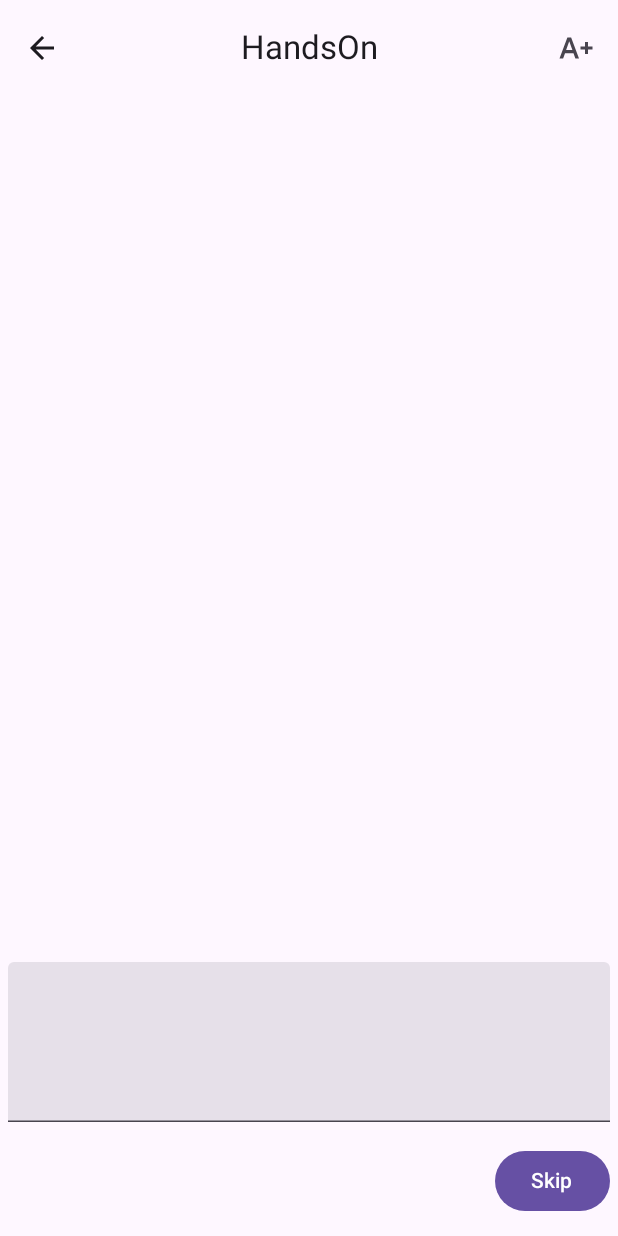
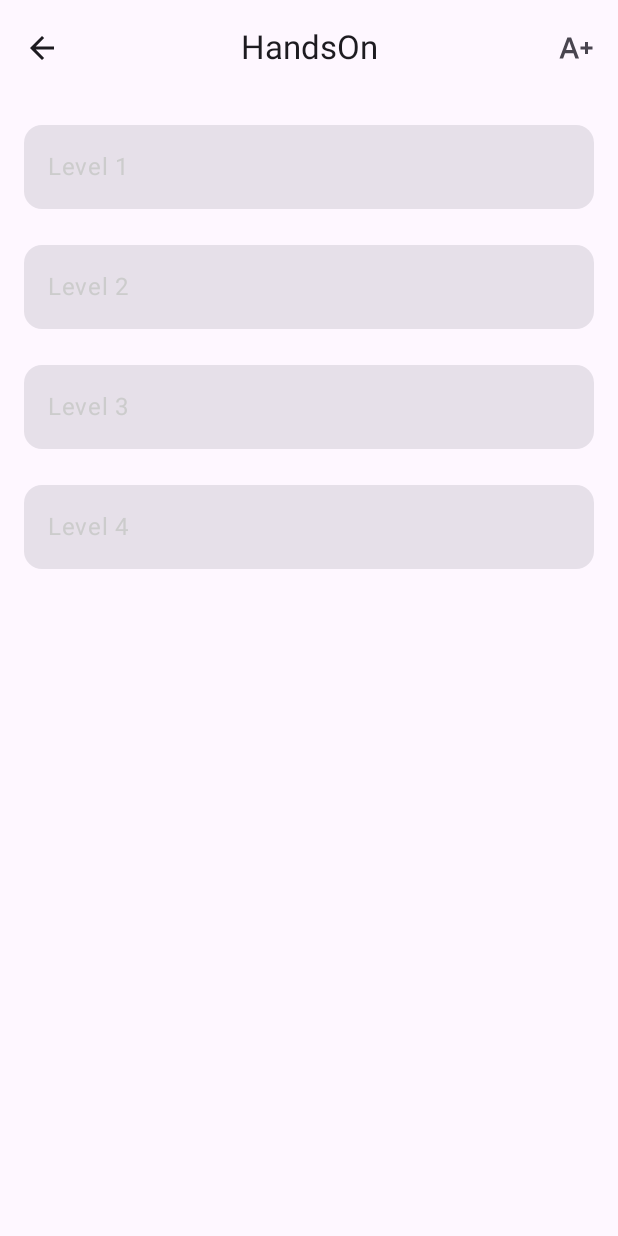
Before and after one commit to H4nds0n/HandsOn-Android, an Android app built with Jetpack Compose: the screen it shows after launch (MainActivity), after a tap on "Localized Description", on a phone screen of 412 x 824 dp. Run offline under Robolectric (Android 15) with nearby library versions, the phone set to English and light mode, and no system bars; our stand-ins replace Room's generated code; libraries missing offline, so code that uses them is left out: androidx.camera.core, androidx.camera.lifecycle, androidx.camera.view, com.google.firebase.ml, com.google.mediapipe.formats and 3 more; 3 statements that could not run were skipped.

Commit message:
quiz: added navigation between level

```diff
--- a/app/src/main/java/com/handson/handson/ui/Navigation.kt
+++ b/app/src/main/java/com/handson/handson/ui/Navigation.kt
@@ -1,10 +1,12 @@
 package com.handson.handson.ui
 
+import android.util.Log
 import androidx.compose.runtime.Composable
 import androidx.navigation.compose.NavHost
 import androidx.navigation.compose.composable
 import androidx.navigation.compose.rememberNavController
 import com.handson.handson.ui.history.History
+import com.handson.handson.ui.quiz.LevelSelection
 import com.handson.handson.ui.quiz.Quiz
 import com.handson.handson.ui.translator.Translator
 
@@ -16,11 +18,19 @@ fun Navigation(){
         composable(route = Screen.Translator.route){
             Translator(navController)
         }
-        composable(route = Screen.Quiz.route){
-            Quiz(navController)
+        composable(route = "${Screen.Quiz.route}/{level}"){ navBackStackEntry ->
+            val level = navBackStackEntry.arguments?.getString("level")
+            Quiz(navController, level = (level?.toInt()?.minus(1))?:0)
         }
         composable(route = Screen.History.route){
             History(navController)
         }
+        composable(route = Screen.Level.route){
+            LevelSelection(navController)
+        }
+        composable(route = "${Screen.Level.route}/{unlocked}"){ navBackStackEntry ->
+            val levelUnlocked = navBackStackEntry.arguments?.getString("unlocked")
+            LevelSelection(navController, levelUnlocked = (levelUnlocked?.toInt())?:0)
+        }
     }
 }
--- a/app/src/main/java/com/handson/handson/ui/Screen.kt
+++ b/app/src/main/java/com/handson/handson/ui/Screen.kt
@@ -5,5 +5,6 @@ sealed class Screen(val route: String) {
     object Translator: Screen("translator")
     object Quiz: Screen("quiz")
     object History: Screen("history")
+    object Level: Screen("level")
 
 }
--- /dev/null
+++ b/app/src/main/java/com/handson/handson/ui/quiz/LevelSelection.kt
@@ -0,0 +1,108 @@
+package com.handson.handson.ui.quiz
+
+import android.annotation.SuppressLint
+import android.content.Context
+import android.util.Log
+import android.widget.Toast
+import androidx.compose.foundation.clickable
+import androidx.compose.foundation.layout.*
+import androidx.compose.material.icons.Icons
+import androidx.compose.material.icons.filled.ArrowBack
+import androidx.compose.material.icons.filled.TextIncrease
+import androidx.compose.material3.Card
+import androidx.compose.material3.CenterAlignedTopAppBar
+import androidx.compose.material3.ExperimentalMaterial3Api
+import androidx.compose.material3.Icon
+import androidx.compose.material3.IconButton
+import androidx.compose.material3.Scaffold
+import androidx.compose.material3.Text
+import androidx.compose.runtime.*
+import androidx.compose.runtime.saveable.rememberSaveable
+import androidx.compose.ui.Alignment
+import androidx.compose.ui.Modifier
+import androidx.compose.ui.graphics.Color
+import androidx.compose.ui.platform.LocalContext
+import androidx.compose.ui.unit.dp
+import androidx.lifecycle.viewmodel.compose.viewModel
+import androidx.navigation.NavController
+import com.handson.handson.ui.Screen
+import kotlinx.coroutines.CoroutineScope
+import kotlinx.coroutines.Dispatchers
+import kotlinx.coroutines.launch
+
+@Composable
+fun ListItemWithDifferentiation(value: Int, onItemClick: (Int) -> Unit) {
+    Card(
+        modifier = Modifier
+            .fillMaxWidth()
+            .padding(8.dp)
+            .clickable { onItemClick(value) }
+    ) {
+        Text(
+            text = "Level $value",
+            modifier = Modifier.padding(16.dp),
+            color = Color.LightGray
+        )
+    }
+}
+
+@SuppressLint("UnusedMaterial3ScaffoldPaddingParameter")
+@OptIn(ExperimentalMaterial3Api::class)
+@Composable
+fun LevelSelection(navController: NavController, levelUnlocked: Int = 0, viewModel: QuizViewModel = viewModel()) {
+    val items = (1..4).toList()
+    viewModel.levelUnlocked = levelUnlocked
+    Log.d("Quiz", "Level-unlocked: $levelUnlocked")
+
+    Scaffold(
+        topBar = {
+            CenterAlignedTopAppBar(
+                title = {
+                    Text("HandsOn")
+                },
+                actions = {
+
+                    IconButton(onClick = { viewModel.switchLevel() }) {
+                        Icon(
+                            imageVector = Icons.Filled.TextIncrease,
+                            contentDescription = null
+                        )
+                    }
+                },
+                navigationIcon = {
+                    IconButton(onClick = { navController.navigate(Screen.Translator.route) }) {
+                        Icon(
+                            imageVector = Icons.Filled.ArrowBack,
+                            contentDescription = "Localized Description"
+                        )
+                    }
+                }
+            )
+        },
+    ){
+    Column(
+            modifier = Modifier
+                .fillMaxWidth()
+                .padding(top = 75.dp, start = 8.dp, end = 8.dp, bottom = 8.dp),
+            horizontalAlignment = Alignment.CenterHorizontally,
+            verticalArrangement = Arrangement.spacedBy(8.dp)
+        ) {
+            items.forEach { item ->
+                ListItemWithDifferentiation(item) { clickedItem ->
+                    if(levelUnlocked < clickedItem-1)
+                        showToast(context = navController.context, message = "Level is not unlocked")
+                    else {
+                        viewModel.selectedLevel = clickedItem
+                        navController.navigate("${Screen.Quiz.route}/$clickedItem")
+                    }
+                }
+            }
+        }
+    }
+}
+
+private fun showToast(context: Context, message: String) {
+    CoroutineScope(Dispatchers.Main).launch {
+        Toast.makeText(context, message, Toast.LENGTH_SHORT).show()
+    }
+}
--- a/app/src/main/java/com/handson/handson/ui/quiz/QuizViewModel.kt
+++ b/app/src/main/java/com/handson/handson/ui/quiz/QuizViewModel.kt
@@ -3,6 +3,7 @@ package com.handson.handson.ui.quiz
 import android.util.Log
 import androidx.compose.runtime.getValue
 import androidx.compose.runtime.mutableIntStateOf
+import androidx.compose.runtime.mutableStateListOf
 import androidx.compose.runtime.mutableStateOf
 import androidx.compose.runtime.setValue
 import androidx.lifecycle.ViewModel
@@ -18,6 +19,7 @@ import kotlinx.coroutines.flow.MutableStateFlow
 import kotlinx.coroutines.flow.StateFlow
 import kotlinx.coroutines.launch
 import java.io.File
+import java.util.Arrays.asList
 import kotlin.random.Random
 
 class QuizViewModel : ViewModel() {
@@ -49,7 +51,11 @@ class QuizViewModel : ViewModel() {
     var answerCount by mutableIntStateOf(0)
     private set
 
-    var selectedLevel by mutableIntStateOf(1)
+    var selectedLevel by mutableIntStateOf(0)
+
+    var levelUnlocked by mutableIntStateOf(0)
+
+    val numberOfLevels = 4
 
     private val _mlModelIsReadyState = MutableStateFlow(false)
     val mlModelIsReady: StateFlow<Boolean> = _mlModelIsReadyState
@@ -168,6 +174,4 @@ class QuizViewModel : ViewModel() {
         val randomIndex = Random.nextInt(words.size)
         return words[randomIndex]
     }
-
-
 }
--- a/app/src/main/java/com/handson/handson/ui/translator/Translator.kt
+++ b/app/src/main/java/com/handson/handson/ui/translator/Translator.kt
@@ -165,7 +165,7 @@ fun Translator(
                     IconButton(onClick = {navController.navigate(Screen.History.route) }) {
                         Icon(Icons.TwoTone.History, contentDescription = "Translation History")
                     }
-                    IconButton(onClick = { navController.navigate(Screen.Quiz.route) }) {
+                    IconButton(onClick = { navController.navigate(Screen.Level.route) }) {
                         Icon(
                             imageVector = Icons.Filled.ArrowForward,
                             contentDescription = "Localized Description"
```
Also changed, not shown: app/src/main/java/com/handson/handson/ui/quiz/Quiz.kt (+18 -14 lines).
